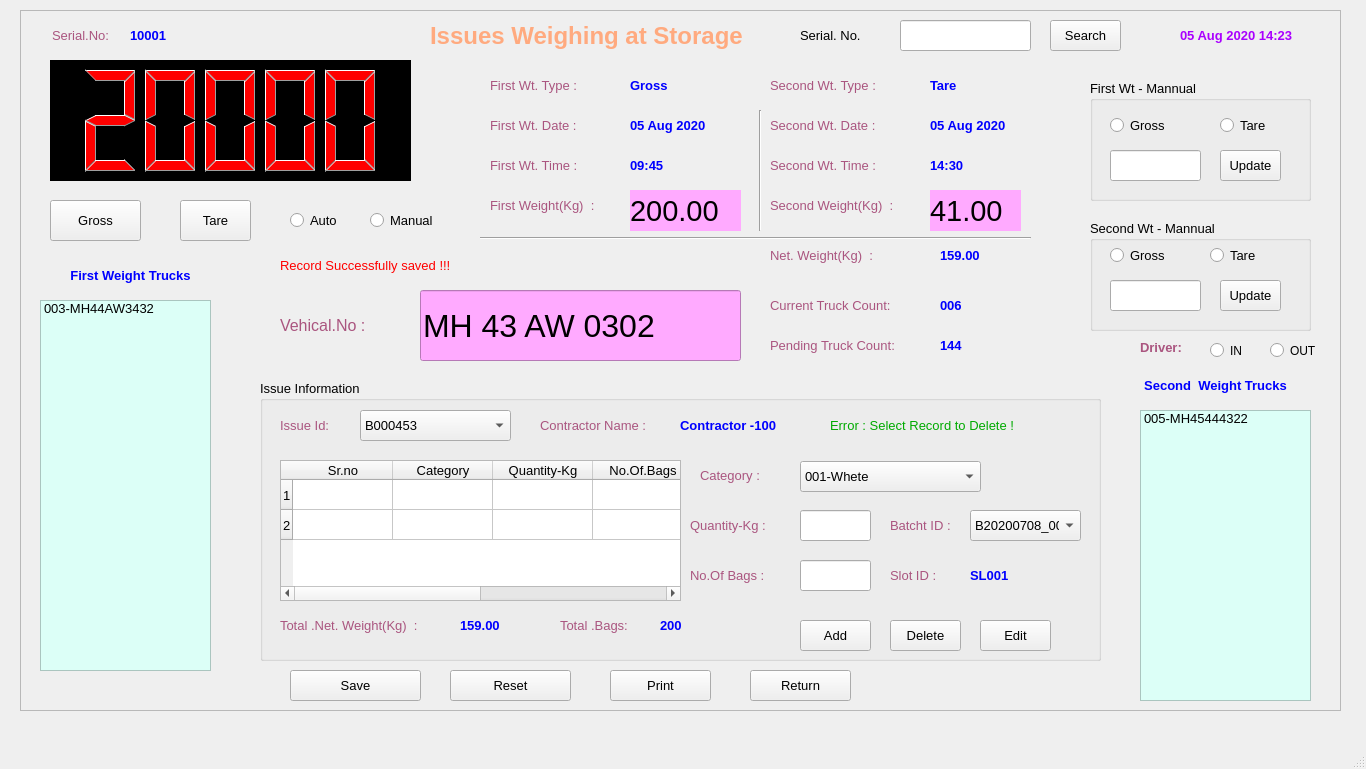
sanjaymanegit/testRepo, file FCI/ui/fci_03i_weighing_storage_issues.ui: the form before one commit.
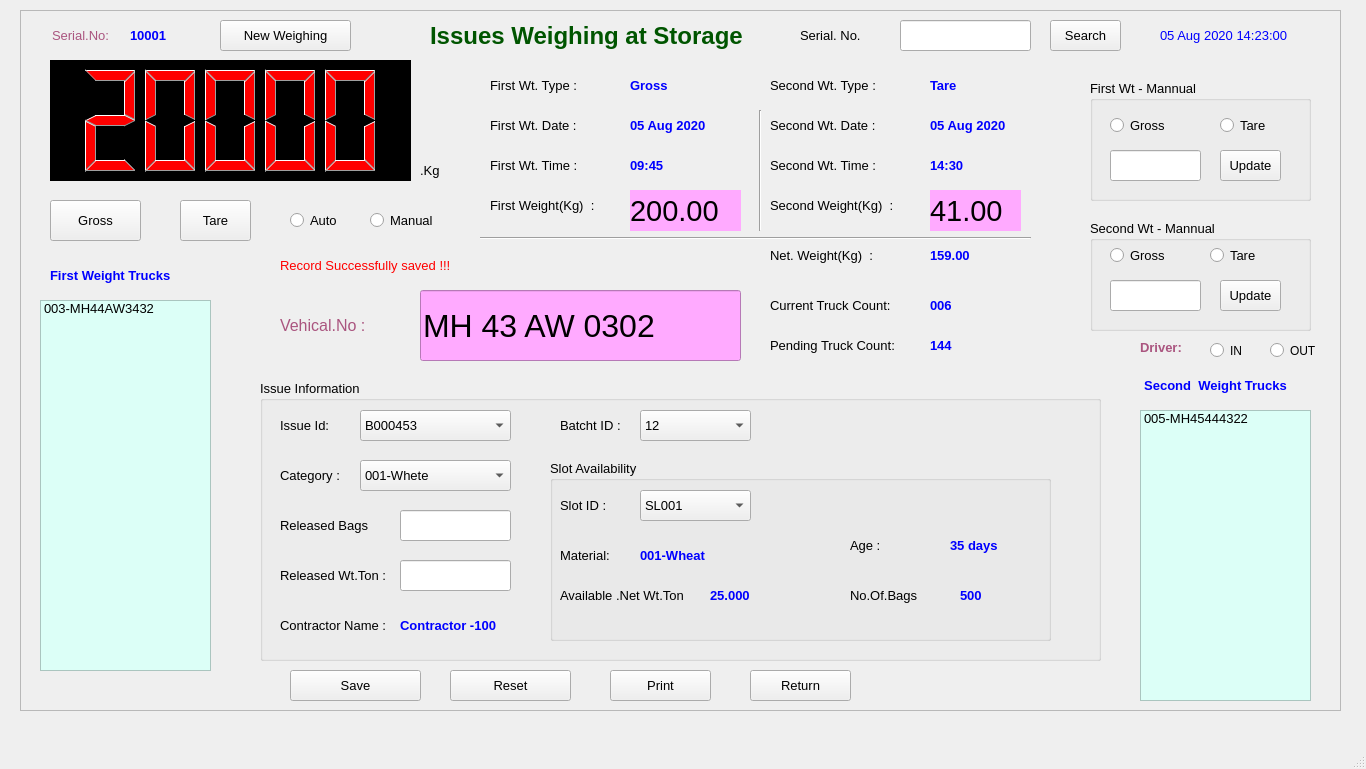
The form after the commit.

The edit to the form file:
```diff
--- a/FCI/ui/fci_03i_weighing_storage_issues.ui
+++ b/FCI/ui/fci_03i_weighing_storage_issues.ui
@@ -466,7 +466,7 @@
       <string>First Weight Trucks</string>
      </property>
      <property name="alignment">
-      <set>Qt::AlignCenter</set>
+      <set>Qt::AlignLeading|Qt::AlignLeft|Qt::AlignVCenter</set>
      </property>
     </widget>
     <widget class="QLabel" name="label_23">
@@ -500,7 +500,7 @@
     <widget class="QLabel" name="label_24">
      <property name="geometry">
       <rect>
-       <x>920</x>
+       <x>910</x>
        <y>280</y>
        <width>61</width>
        <height>31</height>
@@ -544,7 +544,7 @@
       </font>
      </property>
      <property name="styleSheet">
-      <string notr="true">color: rgb(170, 85, 127);</string>
+      <string notr="true"/>
      </property>
      <property name="text">
       <string>First Wt. Type :</string>
@@ -572,7 +572,7 @@
       </font>
      </property>
      <property name="styleSheet">
-      <string notr="true">color: rgb(170, 85, 127);</string>
+      <string notr="true"/>
      </property>
      <property name="text">
       <string>First Wt. Date :</string>
@@ -600,7 +600,7 @@
       </font>
      </property>
      <property name="styleSheet">
-      <string notr="true">color: rgb(170, 85, 127);</string>
+      <string notr="true"/>
      </property>
      <property name="text">
       <string>First Wt. Time :</string>
@@ -628,7 +628,7 @@
       </font>
      </property>
      <property name="styleSheet">
-      <string notr="true">color: rgb(170, 85, 127);</string>
+      <string notr="true"/>
      </property>
      <property name="text">
       <string>First Weight(Kg)  :</string>
@@ -781,7 +781,7 @@
       </font>
      </property>
      <property name="styleSheet">
-      <string notr="true">color: rgb(170, 85, 127);</string>
+      <string notr="true"/>
      </property>
      <property name="text">
       <string>Second Wt. Type :</string>
@@ -809,7 +809,7 @@
       </font>
      </property>
      <property name="styleSheet">
-      <string notr="true">color: rgb(170, 85, 127);</string>
+      <string notr="true"/>
      </property>
      <property name="text">
       <string>Second Wt. Date :</string>
@@ -837,7 +837,7 @@
       </font>
      </property>
      <property name="styleSheet">
-      <string notr="true">color: rgb(170, 85, 127);</string>
+      <string notr="true"/>
      </property>
      <property name="text">
       <string>Second Wt. Time :</string>
@@ -865,7 +865,7 @@
       </font>
      </property>
      <property name="styleSheet">
-      <string notr="true">color: rgb(170, 85, 127);</string>
+      <string notr="true"/>
      </property>
      <property name="text">
       <string>Second Weight(Kg)  :</string>
@@ -1103,7 +1103,7 @@
       </font>
      </property>
      <property name="styleSheet">
-      <string notr="true">color: rgb(170, 85, 127);</string>
+      <string notr="true"/>
      </property>
      <property name="text">
       <string>Net. Weight(Kg)  :</string>
@@ -1115,7 +1115,7 @@
     <widget class="QLabel" name="label_45">
      <property name="geometry">
       <rect>
-       <x>920</x>
+       <x>910</x>
        <y>230</y>
        <width>71</width>
        <height>31</height>
@@ -1159,7 +1159,7 @@
       </font>
      </property>
      <property name="styleSheet">
-      <string notr="true">color: rgb(170, 85, 127);</string>
+      <string notr="true"/>
      </property>
      <property name="text">
       <string>Current Truck Count:</string>
@@ -1171,26 +1171,26 @@
     <widget class="QLabel" name="label_47">
      <property name="geometry">
       <rect>
-       <x>1160</x>
+       <x>1140</x>
        <y>10</y>
-       <width>131</width>
+       <width>151</width>
        <height>31</height>
       </rect>
      </property>
      <property name="font">
       <font>
-       <family>MS Sans Serif</family>
+       <family>MS Shell Dlg 2</family>
        <pointsize>10</pointsize>
-       <weight>75</weight>
-       <bold>true</bold>
+       <weight>50</weight>
+       <bold>false</bold>
        <underline>false</underline>
       </font>
      </property>
      <property name="styleSheet">
-      <string notr="true">color: rgb(170, 0, 255);</string>
+      <string notr="true">color: rgb(0, 0, 255);</string>
      </property>
      <property name="text">
-      <string>05 Aug 2020 14:23</string>
+      <string>05 Aug 2020 14:23:00</string>
      </property>
      <property name="alignment">
       <set>Qt::AlignLeading|Qt::AlignLeft|Qt::AlignVCenter</set>
@@ -1215,7 +1215,7 @@
       </font>
      </property>
      <property name="styleSheet">
-      <string notr="true">color: rgb(170, 85, 127);</string>
+      <string notr="true"/>
      </property>
      <property name="text">
       <string>Pending Truck Count:</string>
@@ -1227,7 +1227,7 @@
     <widget class="QLabel" name="label_48">
      <property name="geometry">
       <rect>
-       <x>920</x>
+       <x>910</x>
        <y>320</y>
        <width>51</width>
        <height>31</height>
@@ -1345,7 +1345,7 @@
        </font>
       </property>
       <property name="styleSheet">
-       <string notr="true">color: rgb(170, 85, 127);</string>
+       <string notr="true"/>
       </property>
       <property name="text">
        <string>Issue Id:</string>
@@ -1377,8 +1377,8 @@
      <widget class="QLabel" name="label_17">
       <property name="geometry">
        <rect>
-        <x>280</x>
-        <y>30</y>
+        <x>20</x>
+        <y>230</y>
         <width>131</width>
         <height>31</height>
        </rect>
@@ -1393,7 +1393,7 @@
        </font>
       </property>
       <property name="styleSheet">
-       <string notr="true">color: rgb(170, 85, 127);</string>
+       <string notr="true"/>
       </property>
       <property name="text">
        <string>Contractor Name :</string>
@@ -1405,8 +1405,8 @@
      <widget class="QLabel" name="label_43">
       <property name="geometry">
        <rect>
-        <x>420</x>
-        <y>30</y>
+        <x>140</x>
+        <y>230</y>
         <width>151</width>
         <height>31</height>
        </rect>
@@ -1430,105 +1430,10 @@
        <set>Qt::AlignLeading|Qt::AlignLeft|Qt::AlignVCenter</set>
       </property>
      </widget>
-     <widget class="QTableWidget" name="tableWidget">
-      <property name="geometry">
-       <rect>
-        <x>20</x>
-        <y>80</y>
-        <width>401</width>
-        <height>141</height>
-       </rect>
-      </property>
-      <row>
-       <property name="text">
-        <string>1</string>
-       </property>
-       <property name="font">
-        <font>
-         <pointsize>10</pointsize>
-        </font>
-       </property>
-      </row>
-      <row>
-       <property name="text">
-        <string>2</string>
-       </property>
-      </row>
-      <column>
-       <property name="text">
-        <string>Sr.no</string>
-       </property>
-       <property name="font">
-        <font>
-         <pointsize>10</pointsize>
-        </font>
-       </property>
-      </column>
-      <column>
-       <property name="text">
-        <string>Category</string>
-       </property>
-       <property name="font">
-        <font>
-         <pointsize>10</pointsize>
-        </font>
-       </property>
-      </column>
-      <column>
-       <property name="text">
-        <string>Quantity-Kg</string>
-       </property>
-       <property name="font">
-        <font>
-         <pointsize>10</pointsize>
-        </font>
-       </property>
-      </column>
-      <column>
-       <property name="text">
-        <string>No.Of.Bags</string>
-       </property>
-       <property name="font">
-        <font>
-         <pointsize>10</pointsize>
-        </font>
-       </property>
-      </column>
-      <column>
-       <property name="text">
-        <string>Batch Id</string>
-       </property>
-       <property name="font">
-        <font>
-         <pointsize>10</pointsize>
-        </font>
-       </property>
-      </column>
-      <column>
-       <property name="text">
-        <string>Slot Id</string>
-       </property>
-       <property name="font">
-        <font>
-         <pointsize>10</pointsize>
-        </font>
-       </property>
-      </column>
-      <item row="0" column="0">
-       <property name="text">
-        <string/>
-       </property>
-       <property name="font">
-        <font>
-         <pointsize>10</pointsize>
-        </font>
-       </property>
-      </item>
-     </widget>
      <widget class="QLabel" name="label_18">
       <property name="geometry">
        <rect>
-        <x>440</x>
+        <x>20</x>
         <y>80</y>
         <width>81</width>
         <height>31</height>
@@ -1544,7 +1449,7 @@
        </font>
       </property>
       <property name="styleSheet">
-       <string notr="true">color: rgb(170, 85, 127);</string>
+       <string notr="true"/>
       </property>
       <property name="text">
        <string>Category :</string>
@@ -1556,9 +1461,9 @@
      <widget class="QComboBox" name="comboBox_2">
       <property name="geometry">
        <rect>
-        <x>540</x>
-        <y>81</y>
-        <width>181</width>
+        <x>100</x>
+        <y>80</y>
+        <width>151</width>
         <height>31</height>
        </rect>
       </property>
@@ -1581,9 +1486,9 @@
      <widget class="QLabel" name="label_42">
       <property name="geometry">
        <rect>
-        <x>430</x>
+        <x>20</x>
         <y>130</y>
-        <width>101</width>
+        <width>91</width>
         <height>31</height>
        </rect>
       </property>
@@ -1597,116 +1502,10 @@
        </font>
       </property>
       <property name="styleSheet">
-       <string notr="true">color: rgb(170, 85, 127);</string>
+       <string notr="true"/>
       </property>
       <property name="text">
-       <string>Quantity-Kg :</string>
-      </property>
-      <property name="alignment">
-       <set>Qt::AlignLeading|Qt::AlignLeft|Qt::AlignVCenter</set>
-      </property>
-     </widget>
-     <widget class="QLineEdit" name="lineEdit_3">
-      <property name="geometry">
-       <rect>
-        <x>540</x>
-        <y>130</y>
-        <width>71</width>
-        <height>31</height>
-       </rect>
-      </property>
-      <property name="font">
-       <font>
-        <family>MS Shell Dlg 2</family>
-        <pointsize>10</pointsize>
-       </font>
-      </property>
-     </widget>
-     <widget class="QPushButton" name="pushButton_10">
-      <property name="geometry">
-       <rect>
-        <x>540</x>
-        <y>240</y>
-        <width>71</width>
-        <height>31</height>
-       </rect>
-      </property>
-      <property name="font">
-       <font>
-        <family>MS Shell Dlg 2</family>
-        <pointsize>10</pointsize>
-       </font>
-      </property>
-      <property name="text">
-       <string>Add</string>
-      </property>
-     </widget>
-     <widget class="QPushButton" name="pushButton_12">
-      <property name="geometry">
-       <rect>
-        <x>630</x>
-        <y>240</y>
-        <width>71</width>
-        <height>31</height>
-       </rect>
-      </property>
-      <property name="font">
-       <font>
-        <family>MS Shell Dlg 2</family>
-        <pointsize>10</pointsize>
-       </font>
-      </property>
-      <property name="text">
-       <string>Delete</string>
-      </property>
-     </widget>
-     <widget class="QLabel" name="label_46">
-      <property name="geometry">
-       <rect>
-        <x>570</x>
-        <y>30</y>
-        <width>231</width>
-        <height>31</height>
-       </rect>
-      </property>
-      <property name="font">
-       <font>
-        <pointsize>10</pointsize>
-       </font>
-      </property>
-      <property name="styleSheet">
-       <string notr="true">color: rgb(0, 170, 0);</string>
-      </property>
-      <property name="text">
-       <string>Error : Select Record to Delete !</string>
-      </property>
-      <property name="alignment">
-       <set>Qt::AlignLeading|Qt::AlignLeft|Qt::AlignVCenter</set>
-      </property>
-     </widget>
-     <widget class="QLabel" name="label_49">
-      <property name="geometry">
-       <rect>
-        <x>430</x>
-        <y>180</y>
-        <width>101</width>
-        <height>31</height>
-       </rect>
-      </property>
-      <property name="font">
-       <font>
-        <family>MS Shell Dlg 2</family>
-        <pointsize>10</pointsize>
-        <weight>50</weight>
-        <bold>false</bold>
-        <underline>false</underline>
-       </font>
-      </property>
-      <property name="styleSheet">
-       <string notr="true">color: rgb(170, 85, 127);</string>
-      </property>
-      <property name="text">
-       <string>No.Of Bags :</string>
+       <string>Released Bags :</string>
       </property>
       <property name="alignment">
        <set>Qt::AlignLeading|Qt::AlignLeft|Qt::AlignVCenter</set>
@@ -1715,9 +1514,9 @@
      <widget class="QLineEdit" name="lineEdit_4">
       <property name="geometry">
        <rect>
-        <x>540</x>
-        <y>180</y>
-        <width>71</width>
+        <x>140</x>
+        <y>130</y>
+        <width>111</width>
         <height>31</height>
        </rect>
       </property>
@@ -1728,170 +1527,11 @@
        </font>
       </property>
      </widget>
-     <widget class="QLabel" name="label_50">
-      <property name="geometry">
-       <rect>
-        <x>20</x>
-        <y>230</y>
-        <width>171</width>
-        <height>31</height>
-       </rect>
-      </property>
-      <property name="font">
-       <font>
-        <family>MS Shell Dlg 2</family>
-        <pointsize>10</pointsize>
-        <weight>50</weight>
-        <bold>false</bold>
-        <underline>false</underline>
-       </font>
-      </property>
-      <property name="styleSheet">
-       <string notr="true">color: rgb(170, 85, 127);</string>
-      </property>
-      <property name="text">
-       <string>Total .Net. Weight(Kg)  :</string>
-      </property>
-      <property name="alignment">
-       <set>Qt::AlignLeading|Qt::AlignLeft|Qt::AlignVCenter</set>
-      </property>
-     </widget>
-     <widget class="QLabel" name="label_52">
-      <property name="geometry">
-       <rect>
-        <x>200</x>
-        <y>230</y>
-        <width>71</width>
-        <height>31</height>
-       </rect>
-      </property>
-      <property name="font">
-       <font>
-        <family>MS Shell Dlg 2</family>
-        <pointsize>10</pointsize>
-        <weight>75</weight>
-        <bold>true</bold>
-        <underline>false</underline>
-       </font>
-      </property>
-      <property name="styleSheet">
-       <string notr="true">color: rgb(0, 0, 255);</string>
-      </property>
-      <property name="text">
-       <string>159.00</string>
-      </property>
-      <property name="alignment">
-       <set>Qt::AlignLeading|Qt::AlignLeft|Qt::AlignVCenter</set>
-      </property>
-     </widget>
-     <widget class="QLabel" name="label_53">
-      <property name="geometry">
-       <rect>
-        <x>300</x>
-        <y>230</y>
-        <width>101</width>
-        <height>31</height>
-       </rect>
-      </property>
-      <property name="font">
-       <font>
-        <family>MS Shell Dlg 2</family>
-        <pointsize>10</pointsize>
-        <weight>50</weight>
-        <bold>false</bold>
-        <underline>false</underline>
-       </font>
-      </property>
-      <property name="styleSheet">
-       <string notr="true">color: rgb(170, 85, 127);</string>
-      </property>
-      <property name="text">
-       <string>Total .Bags:</string>
-      </property>
-      <property name="alignment">
-       <set>Qt::AlignLeading|Qt::AlignLeft|Qt::AlignVCenter</set>
-      </property>
-     </widget>
-     <widget class="QLabel" name="label_54">
-      <property name="geometry">
-       <rect>
-        <x>400</x>
-        <y>230</y>
-        <width>71</width>
-        <height>31</height>
-       </rect>
-      </property>
-      <property name="font">
-       <font>
-        <family>MS Shell Dlg 2</family>
-        <pointsize>10</pointsize>
-        <weight>75</weight>
-        <bold>true</bold>
-        <underline>false</underline>
-       </font>
-      </property>
-      <property name="styleSheet">
-       <string notr="true">color: rgb(0, 0, 255);</string>
-      </property>
-      <property name="text">
-       <string>200</string>
-      </property>
-      <property name="alignment">
-       <set>Qt::AlignLeading|Qt::AlignLeft|Qt::AlignVCenter</set>
-      </property>
-     </widget>
-     <widget class="QPushButton" name="pushButton_13">
-      <property name="geometry">
-       <rect>
-        <x>720</x>
-        <y>240</y>
-        <width>71</width>
-        <height>31</height>
-       </rect>
-      </property>
-      <property name="font">
-       <font>
-        <family>MS Shell Dlg 2</family>
-        <pointsize>10</pointsize>
-       </font>
-      </property>
-      <property name="text">
-       <string>Edit</string>
-      </property>
-     </widget>
-     <widget class="QLabel" name="label_55">
-      <property name="geometry">
-       <rect>
-        <x>630</x>
-        <y>180</y>
-        <width>61</width>
-        <height>31</height>
-       </rect>
-      </property>
-      <property name="font">
-       <font>
-        <family>MS Shell Dlg 2</family>
-        <pointsize>10</pointsize>
-        <weight>50</weight>
-        <bold>false</bold>
-        <underline>false</underline>
-       </font>
-      </property>
-      <property name="styleSheet">
-       <string notr="true">color: rgb(170, 85, 127);</string>
-      </property>
-      <property name="text">
-       <string>Slot ID :</string>
-      </property>
-      <property name="alignment">
-       <set>Qt::AlignLeading|Qt::AlignLeft|Qt::AlignVCenter</set>
-      </property>
-     </widget>
      <widget class="QLabel" name="label_56">
       <property name="geometry">
        <rect>
-        <x>630</x>
-        <y>130</y>
+        <x>300</x>
+        <y>30</y>
         <width>61</width>
         <height>31</height>
        </rect>
@@ -1906,7 +1546,7 @@
        </font>
       </property>
       <property name="styleSheet">
-       <string notr="true">color: rgb(170, 85, 127);</string>
+       <string notr="true"/>
       </property>
       <property name="text">
        <string>Batcht ID :</string>
@@ -1918,24 +1558,24 @@
      <widget class="QComboBox" name="comboBox_3">
       <property name="geometry">
        <rect>
-        <x>710</x>
-        <y>130</y>
+        <x>380</x>
+        <y>30</y>
         <width>111</width>
         <height>31</height>
        </rect>
       </property>
       <item>
        <property name="text">
-        <string>B20200708_00</string>
+        <string>12</string>
        </property>
       </item>
      </widget>
-     <widget class="QLabel" name="label_57">
+     <widget class="QLabel" name="label_60">
       <property name="geometry">
        <rect>
-        <x>710</x>
+        <x>20</x>
         <y>180</y>
-        <width>51</width>
+        <width>121</width>
         <height>31</height>
        </rect>
       </property>
@@ -1943,21 +1583,322 @@
        <font>
         <family>MS Shell Dlg 2</family>
         <pointsize>10</pointsize>
-        <weight>75</weight>
-        <bold>true</bold>
+        <weight>50</weight>
+        <bold>false</bold>
         <underline>false</underline>
        </font>
       </property>
       <property name="styleSheet">
-       <string notr="true">color: rgb(0, 0, 255);</string>
+       <string notr="true"/>
       </property>
       <property name="text">
-       <string>SL001</string>
+       <string>Released Wt.Ton :</string>
       </property>
       <property name="alignment">
        <set>Qt::AlignLeading|Qt::AlignLeft|Qt::AlignVCenter</set>
       </property>
      </widget>
+     <widget class="QLineEdit" name="lineEdit_5">
+      <property name="geometry">
+       <rect>
+        <x>140</x>
+        <y>180</y>
+        <width>111</width>
+        <height>31</height>
+       </rect>
+      </property>
+      <property name="font">
+       <font>
+        <family>MS Shell Dlg 2</family>
+        <pointsize>10</pointsize>
+       </font>
+      </property>
+     </widget>
+     <widget class="QGroupBox" name="groupBox_4">
+      <property name="geometry">
+       <rect>
+        <x>290</x>
+        <y>80</y>
+        <width>501</width>
+        <height>181</height>
+       </rect>
+      </property>
+      <property name="title">
+       <string>Slot Availability</string>
+      </property>
+      <widget class="QLabel" name="label_55">
+       <property name="geometry">
+        <rect>
+         <x>10</x>
+         <y>30</y>
+         <width>61</width>
+         <height>31</height>
+        </rect>
+       </property>
+       <property name="font">
+        <font>
+         <family>MS Shell Dlg 2</family>
+         <pointsize>10</pointsize>
+         <weight>50</weight>
+         <bold>false</bold>
+         <underline>false</underline>
+        </font>
+       </property>
+       <property name="styleSheet">
+        <string notr="true"/>
+       </property>
+       <property name="text">
+        <string>Slot ID :</string>
+       </property>
+       <property name="alignment">
+        <set>Qt::AlignLeading|Qt::AlignLeft|Qt::AlignVCenter</set>
+       </property>
+      </widget>
+      <widget class="QComboBox" name="comboBox_4">
+       <property name="geometry">
+        <rect>
+         <x>90</x>
+         <y>30</y>
+         <width>111</width>
+         <height>31</height>
+        </rect>
+       </property>
+       <item>
+        <property name="text">
+         <string>SL001</string>
+        </property>
+       </item>
+       <item>
+        <property name="text">
+         <string>SL002</string>
+        </property>
+       </item>
+      </widget>
+      <widget class="QLabel" name="label_57">
+       <property name="geometry">
+        <rect>
+         <x>10</x>
+         <y>80</y>
+         <width>61</width>
+         <height>31</height>
+        </rect>
+       </property>
+       <property name="font">
+        <font>
+         <family>MS Shell Dlg 2</family>
+         <pointsize>10</pointsize>
+         <weight>50</weight>
+         <bold>false</bold>
+         <underline>false</underline>
+        </font>
+       </property>
+       <property name="styleSheet">
+        <string notr="true"/>
+       </property>
+       <property name="text">
+        <string>Material:</string>
+       </property>
+       <property name="alignment">
+        <set>Qt::AlignLeading|Qt::AlignLeft|Qt::AlignVCenter</set>
+       </property>
+      </widget>
+      <widget class="QLabel" name="label_46">
+       <property name="geometry">
+        <rect>
+         <x>90</x>
+         <y>80</y>
+         <width>121</width>
+         <height>31</height>
+        </rect>
+       </property>
+       <property name="font">
+        <font>
+         <family>MS Shell Dlg 2</family>
+         <pointsize>10</pointsize>
+         <weight>75</weight>
+         <bold>true</bold>
+         <underline>false</underline>
+        </font>
+       </property>
+       <property name="styleSheet">
+        <string notr="true">color: rgb(0, 0, 255);</string>
+       </property>
+       <property name="text">
+        <string>001-Wheat</string>
+       </property>
+       <property name="alignment">
+        <set>Qt::AlignLeading|Qt::AlignLeft|Qt::AlignVCenter</set>
+       </property>
+      </widget>
+      <widget class="QLabel" name="label_61">
+       <property name="geometry">
+        <rect>
+         <x>300</x>
+         <y>120</y>
+         <width>71</width>
+         <height>31</height>
+        </rect>
+       </property>
+       <property name="font">
+        <font>
+         <family>MS Shell Dlg 2</family>
+         <pointsize>10</pointsize>
+         <weight>50</weight>
+         <bold>false</bold>
+         <underline>false</underline>
+        </font>
+       </property>
+       <property name="styleSheet">
+        <string notr="true"/>
+       </property>
+       <property name="text">
+        <string>No.Of.Bags</string>
+       </property>
+       <property name="alignment">
+        <set>Qt::AlignLeading|Qt::AlignLeft|Qt::AlignVCenter</set>
+       </property>
+      </widget>
+      <widget class="QLabel" name="label_49">
+       <property name="geometry">
+        <rect>
+         <x>410</x>
+         <y>120</y>
+         <width>61</width>
+         <height>31</height>
+        </rect>
+       </property>
+       <property name="font">
+        <font>
+         <family>MS Shell Dlg 2</family>
+         <pointsize>10</pointsize>
+         <weight>75</weight>
+         <bold>true</bold>
+         <underline>false</underline>
+        </font>
+       </property>
+       <property name="styleSheet">
+        <string notr="true">color: rgb(0, 0, 255);</string>
+       </property>
+       <property name="text">
+        <string>500</string>
+       </property>
+       <property name="alignment">
+        <set>Qt::AlignLeading|Qt::AlignLeft|Qt::AlignVCenter</set>
+       </property>
+      </widget>
+      <widget class="QLabel" name="label_62">
+       <property name="geometry">
+        <rect>
+         <x>10</x>
+         <y>120</y>
+         <width>141</width>
+         <height>31</height>
+        </rect>
+       </property>
+       <property name="font">
+        <font>
+         <family>MS Shell Dlg 2</family>
+         <pointsize>10</pointsize>
+         <weight>50</weight>
+         <bold>false</bold>
+         <underline>false</underline>
+        </font>
+       </property>
+       <property name="styleSheet">
+        <string notr="true"/>
+       </property>
+       <property name="text">
+        <string>Available .Net Wt.Ton</string>
+       </property>
+       <property name="alignment">
+        <set>Qt::AlignLeading|Qt::AlignLeft|Qt::AlignVCenter</set>
+       </property>
+      </widget>
+      <widget class="QLabel" name="label_50">
+       <property name="geometry">
+        <rect>
+         <x>160</x>
+         <y>120</y>
+         <width>121</width>
+         <height>31</height>
+        </rect>
+       </property>
+       <property name="font">
+        <font>
+         <family>MS Shell Dlg 2</family>
+         <pointsize>10</pointsize>
+         <weight>75</weight>
+         <bold>true</bold>
+         <underline>false</underline>
+        </font>
+       </property>
+       <property name="styleSheet">
+        <string notr="true">color: rgb(0, 0, 255);</string>
+       </property>
+       <property name="text">
+        <string>25.000</string>
+       </property>
+       <property name="alignment">
+        <set>Qt::AlignLeading|Qt::AlignLeft|Qt::AlignVCenter</set>
+       </property>
+      </widget>
+      <widget class="QLabel" name="label_63">
+       <property name="geometry">
+        <rect>
+         <x>300</x>
+         <y>70</y>
+         <width>71</width>
+         <height>31</height>
+        </rect>
+       </property>
+       <property name="font">
+        <font>
+         <family>MS Shell Dlg 2</family>
+         <pointsize>10</pointsize>
+         <weight>50</weight>
+         <bold>false</bold>
+         <underline>false</underline>
+        </font>
+       </property>
+       <property name="styleSheet">
+        <string notr="true"/>
+       </property>
+       <property name="text">
+        <string>Age :</string>
+       </property>
+       <property name="alignment">
+        <set>Qt::AlignLeading|Qt::AlignLeft|Qt::AlignVCenter</set>
+       </property>
+      </widget>
+      <widget class="QLabel" name="label_52">
+       <property name="geometry">
+        <rect>
+         <x>400</x>
+         <y>70</y>
+         <width>81</width>
+         <height>31</height>
+        </rect>
+       </property>
+       <property name="font">
+        <font>
+         <family>MS Shell Dlg 2</family>
+         <pointsize>10</pointsize>
+         <weight>75</weight>
+         <bold>true</bold>
+         <underline>false</underline>
+        </font>
+       </property>
+       <property name="styleSheet">
+        <string notr="true">color: rgb(0, 0, 255);</string>
+       </property>
+       <property name="text">
+        <string>35 days</string>
+       </property>
+       <property name="alignment">
+        <set>Qt::AlignLeading|Qt::AlignLeft|Qt::AlignVCenter</set>
+       </property>
+      </widget>
+     </widget>
     </widget>
     <widget class="QLabel" name="label_58">
      <property name="geometry">
@@ -1978,7 +1919,7 @@
       </font>
      </property>
      <property name="styleSheet">
-      <string notr="true">color: rgb(255, 170, 127);</string>
+      <string notr="true">color: rgb(0, 85, 0);</string>
      </property>
      <property name="text">
       <string>Issues Weighing at Storage</string>
@@ -2182,7 +2123,7 @@
       <rect>
        <x>260</x>
        <y>240</y>
-       <width>431</width>
+       <width>321</width>
        <height>31</height>
       </rect>
      </property>
@@ -2205,6 +2146,53 @@
       <set>Qt::AlignLeading|Qt::AlignLeft|Qt::AlignVCenter</set>
      </property>
     </widget>
+    <widget class="QPushButton" name="pushButton_12">
+     <property name="geometry">
+      <rect>
+       <x>200</x>
+       <y>10</y>
+       <width>131</width>
+       <height>31</height>
+      </rect>
+     </property>
+     <property name="font">
+      <font>
+       <family>MS Shell Dlg 2</family>
+       <pointsize>10</pointsize>
+      </font>
+     </property>
+     <property name="text">
+      <string>New Weighing</string>
+     </property>
+    </widget>
+    <widget class="QLabel" name="label_53">
+     <property name="geometry">
+      <rect>
+       <x>400</x>
+       <y>150</y>
+       <width>31</width>
+       <height>21</height>
+      </rect>
+     </property>
+     <property name="font">
+      <font>
+       <family>MS Shell Dlg 2</family>
+       <pointsize>10</pointsize>
+       <weight>50</weight>
+       <bold>false</bold>
+       <underline>false</underline>
+      </font>
+     </property>
+     <property name="styleSheet">
+      <string notr="true"/>
+     </property>
+     <property name="text">
+      <string>.Kg</string>
+     </property>
+     <property name="alignment">
+      <set>Qt::AlignLeading|Qt::AlignLeft|Qt::AlignVCenter</set>
+     </property>
+    </widget>
    </widget>
   </widget>
   <widget class="QMenuBar" name="menubar">
```
